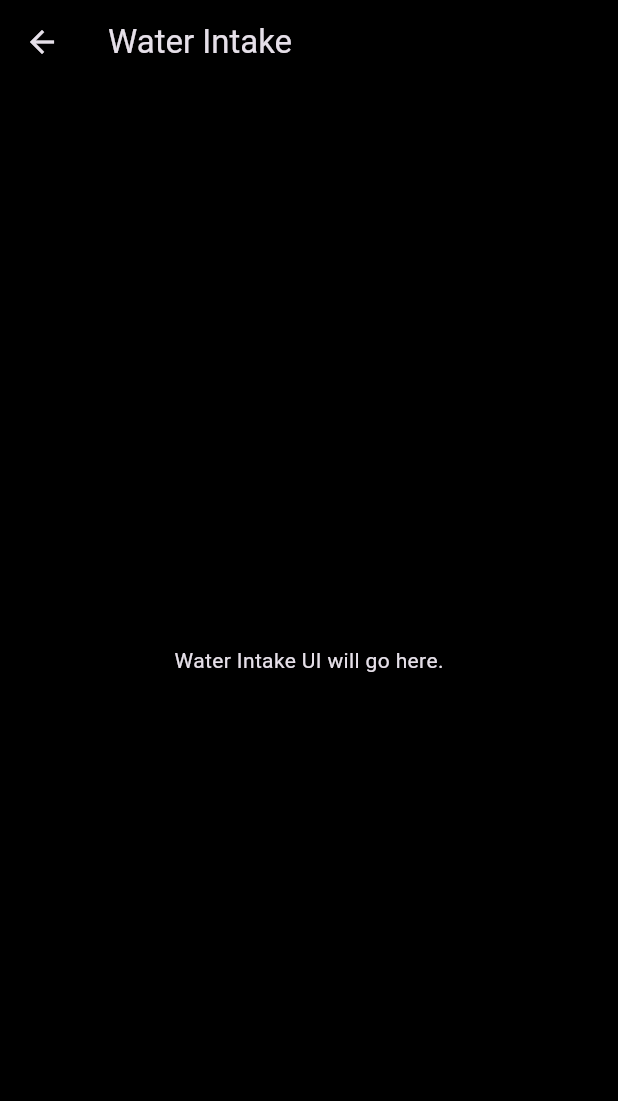
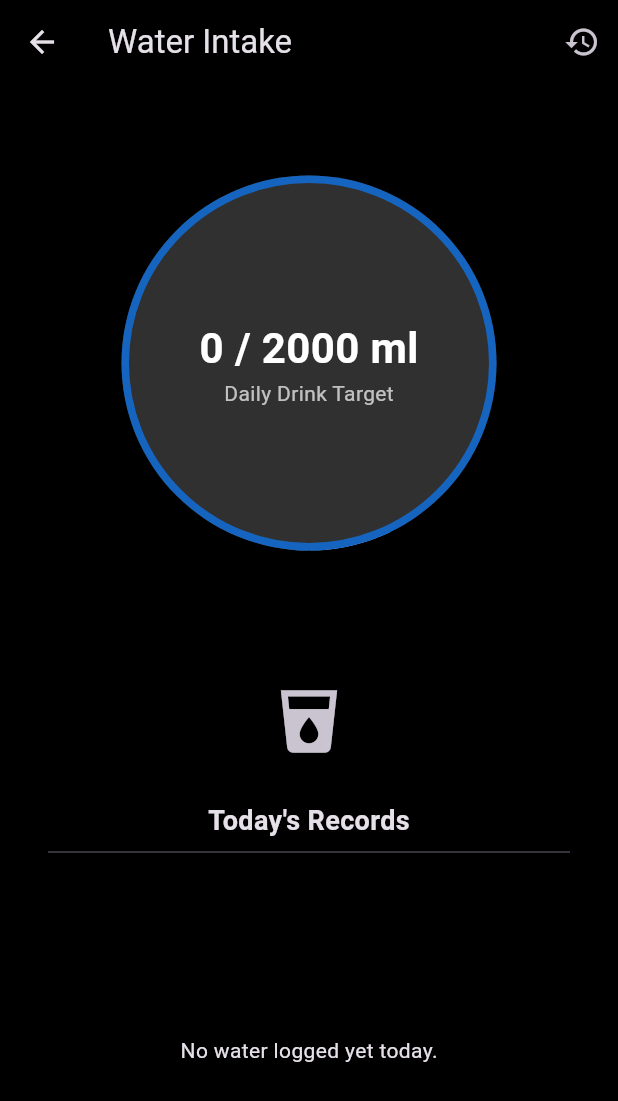
Before and after one commit to anshjast/koru, a Flutter app: the WaterIntakeScreen screen opened directly, on a phone screen of 412 x 824 dp. Shown: the top 1101 px of the screen. Run offline on Flutter 3.47's test engine with Material 3 defaults, Android fonts, the light colour scheme and no system bars; our stand-ins replace cloud_firestore, firebase_core, fl_chart, liquid_progress_indicator_v2, table_calendar; accounts and stored records are empty.

Commit message:
water intake card and water log created

```diff
--- a/lib/screens/water_intake_screen.dart
+++ b/lib/screens/water_intake_screen.dart
@@ -1,18 +1,146 @@
 // lib/screens/water_intake_screen.dart
+
 import 'package:flutter/material.dart';
+import 'package:cloud_firestore/cloud_firestore.dart';
+import 'package:intl/intl.dart';
+import 'package:koru/screens/water_history_screen.dart'; // <-- Import the new screen
+import 'package:liquid_progress_indicator_v2/liquid_progress_indicator.dart';
 
-class WaterIntakeScreen extends StatelessWidget {
+class WaterIntakeScreen extends StatefulWidget {
   const WaterIntakeScreen({super.key});
 
   @override
+  State<WaterIntakeScreen> createState() => _WaterIntakeScreenState();
+}
+
+class _WaterIntakeScreenState extends State<WaterIntakeScreen> {
+  final _waterLogCollection = FirebaseFirestore.instance.collection('waterLog');
+  final int _dailyTarget = 2000;
+  final int _drinkAmount = 250;
+
+  void _addWaterEntry() {
+    _waterLogCollection.add({
+      'amount': _drinkAmount,
+      'timestamp': Timestamp.now(),
+    });
+  }
+
+  @override
   Widget build(BuildContext context) {
+    final now = DateTime.now();
+    final startOfToday = DateTime(now.year, now.month, now.day);
+    final endOfToday = startOfToday.add(const Duration(days: 1));
+
     return Scaffold(
       backgroundColor: Colors.black,
       appBar: AppBar(
         title: const Text('Water Intake'),
         backgroundColor: Colors.black,
+        elevation: 0,
+        // --- ADDED HISTORY BUTTON ---
+        actions: [
+          IconButton(
+            icon: const Icon(Icons.history),
+            onPressed: () {
+              Navigator.push(
+                context,
+                MaterialPageRoute(builder: (context) => const WaterHistoryScreen()),
+              );
+            },
+            tooltip: 'View History',
+          ),
+        ],
       ),
-      body: const Center(child: Text('Water Intake UI will go here.')),
+      body: StreamBuilder<QuerySnapshot>(
+        stream: _waterLogCollection
+            .where('timestamp', isGreaterThanOrEqualTo: startOfToday)
+            .where('timestamp', isLessThan: endOfToday)
+            .orderBy('timestamp', descending: true)
+            .snapshots(),
+        builder: (context, snapshot) {
+          if (snapshot.connectionState == ConnectionState.waiting) {
+            return const Center(child: CircularProgressIndicator());
+          }
+
+          int totalIntake = 0;
+          if (snapshot.hasData) {
+            for (var doc in snapshot.data!.docs) {
+              totalIntake += (doc['amount'] as num).toInt();
+            }
+          }
+
+          double progress = totalIntake / _dailyTarget;
+          if (progress > 1.0) progress = 1.0;
+
+          return Column(
+            children: [
+              Expanded(
+                flex: 3,
+                child: Center(
+                  child: SizedBox(
+                    width: 250,
+                    height: 250,
+                    child: LiquidCircularProgressIndicator(
+                      value: progress,
+                      valueColor: AlwaysStoppedAnimation(Colors.blue.shade300),
+                      backgroundColor: Colors.grey[850],
+                      borderColor: Colors.blue.shade800,
+                      borderWidth: 5.0,
+                      direction: Axis.vertical,
+                      center: Column(
+                        mainAxisAlignment: MainAxisAlignment.center,
+                        children: [
+                          Text(
+                            '$totalIntake / $_dailyTarget ml',
+                            style: const TextStyle(
+                              fontSize: 28,
+                              fontWeight: FontWeight.bold,
+                              color: Colors.white,
+                            ),
+                          ),
+                          const Text(
+                            'Daily Drink Target',
+                            style: TextStyle(color: Colors.white70),
+                          ),
+                        ],
+                      ),
+                    ),
+                  ),
+                ),
+              ),
+              Padding(
+                padding: const EdgeInsets.symmetric(vertical: 20.0),
+                child: IconButton(
+                  icon: const Icon(Icons.local_drink, size: 50),
+                  onPressed: _addWaterEntry,
+                  tooltip: 'Add $_drinkAmount ml',
+                ),
+              ),
+              const Text("Today's Records", style: TextStyle(fontSize: 18, fontWeight: FontWeight.bold)),
+              const Divider(indent: 32, endIndent: 32),
+              Expanded(
+                flex: 2,
+                child: snapshot.hasData && snapshot.data!.docs.isNotEmpty
+                    ? ListView.builder(
+                  itemCount: snapshot.data!.docs.length,
+                  itemBuilder: (context, index) {
+                    var doc = snapshot.data!.docs[index];
+                    var timestamp = (doc['timestamp'] as Timestamp).toDate();
+                    var amount = doc['amount'];
+
+                    return ListTile(
+                      leading: const Icon(Icons.access_time),
+                      title: Text(DateFormat.jm().format(timestamp)),
+                      trailing: Text('$amount ml', style: const TextStyle(fontWeight: FontWeight.bold)),
+                    );
+                  },
+                )
+                    : const Center(child: Text('No water logged yet today.')),
+              ),
+            ],
+          );
+        },
+      ),
     );
   }
 }
--- a/pubspec.yaml
+++ b/pubspec.yaml
@@ -34,6 +34,8 @@ dependencies:
   cloud_firestore: ^4.9.1
   intl: ^0.18.1
   table_calendar: ^3.0.9
+  liquid_progress_indicator_v2: ^0.5.0
+  fl_chart: ^0.63.0
 
   # The following adds the Cupertino Icons font to your application.
   # Use with the CupertinoIcons class for iOS style icons.
```
Also changed, not shown: lib/screens/diet_screen.dart (+13 -53 lines), lib/screens/water_history_screen.dart (added, +242 -0 lines), pubspec.lock.
